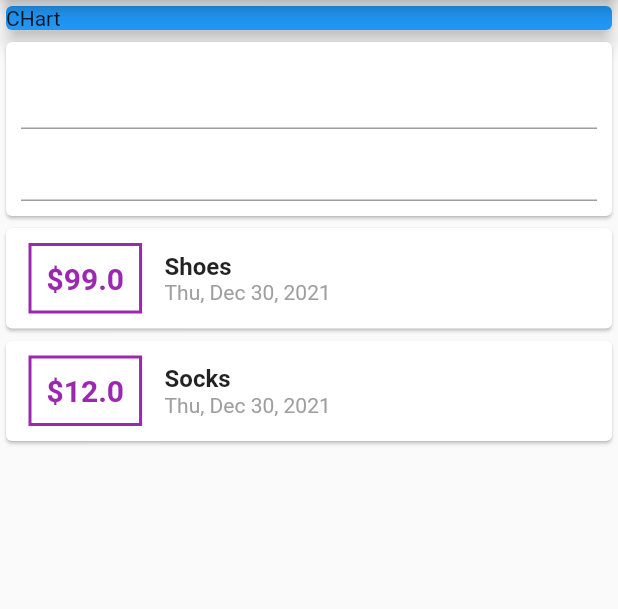
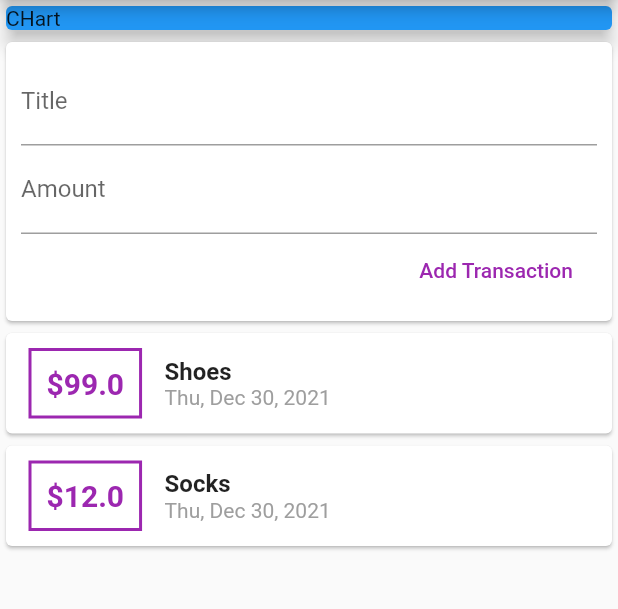
Before and after one commit to RajeshNaddy/Flutter-Demo-s, a Flutter app: the screen it shows after launch, on a phone screen of 412 x 824 dp, the part 84-693 px from its top. Run offline on Flutter 3.47's test engine with Material 2 defaults, Android fonts, the phone set to English and light mode, and no system bars.

Commit message:
widget seperation

```diff
--- a/expense_tracker/lib/main.dart
+++ b/expense_tracker/lib/main.dart
@@ -1,8 +1,10 @@
+import './widgets/new_transactions.dart';
+
+import './widgets/transaction_list.dart';
 import 'package:flutter/widgets.dart';
 
-import './transaction.dart';
+import 'models/transaction.dart';
 import 'package:flutter/material.dart';
-import 'package:intl/intl.dart';
 
 void main() {
   runApp(MaterialApp(
@@ -11,10 +13,11 @@ void main() {
 }
 
 class MyApp extends StatelessWidget {
-  List<Transaction> transactions = [
-    Transaction(id: 'id1', name: "Shoes", amount: 99.0, date: DateTime.now()),
-    Transaction(id: 'id2', name: "Socks", amount: 12.0, date: DateTime.now())
-  ];
+  // late String titleInput;
+  // late String amountInput;
+  final titleController = TextEditingController();
+  final amountController = TextEditingController();
+
   @override
   Widget build(BuildContext context) {
     return Scaffold(
@@ -32,53 +35,8 @@ class MyApp extends StatelessWidget {
               ),
               elevation: 5,
             ),
-            Card(
-              child: Container(
-                margin: EdgeInsets.all(10),
-                child: Column(
-                  children: [
-                    TextField(),
-                    TextField(),
-                  ],
-                ),
-              ),
-            ),
-            Column(
-              children: transactions
-                  .map((e) => Card(
-                          child: Row(
-                        children: [
-                          Container(
-                            child: Text('\$${e.amount}',
-                                style: TextStyle(
-                                    fontWeight: FontWeight.bold,
-                                    fontSize: 20,
-                                    color: Colors.purple)),
-                            margin: EdgeInsets.symmetric(
-                                vertical: 10, horizontal: 15),
-                            decoration: BoxDecoration(
-                                border:
-                                    Border.all(color: Colors.purple, width: 2)),
-                            padding: EdgeInsets.all(10),
-                          ),
-                          Column(
-                            crossAxisAlignment: CrossAxisAlignment.start,
-                            children: [
-                              Text(
-                                e.name,
-                                style: TextStyle(
-                                    fontSize: 16, fontWeight: FontWeight.bold),
-                              ),
-                              Text(
-                                DateFormat.yMMMEd().format(e.date),
-                                style: TextStyle(color: Colors.grey),
-                              )
-                            ],
-                          )
-                        ],
-                      )))
-                  .toList(),
-            )
+            NewTransactions(),
+            TransactionList()
           ],
         ),
       ),
--- /dev/null
+++ b/expense_tracker/lib/widgets/new_transactions.dart
@@ -0,0 +1,37 @@
+import 'package:flutter/material.dart';
+
+class NewTransactions extends StatelessWidget {
+  final titleController = TextEditingController();
+  final amountController = TextEditingController();
+
+  @override
+  Widget build(BuildContext context) {
+    return Card(
+      child: Container(
+        margin: EdgeInsets.all(10),
+        child: Column(
+          crossAxisAlignment: CrossAxisAlignment.end,
+          children: [
+            TextField(
+              decoration: InputDecoration(labelText: 'Title'),
+              // onChanged: (val) {
+              //   titleInput = val;
+              // },
+              controller: titleController,
+            ),
+            TextField(
+              decoration: InputDecoration(labelText: 'Amount'),
+              // onChanged: (val) => amountInput = val,
+              controller: amountController,
+            ),
+            FlatButton(
+              onPressed: () {},
+              child: Text('Add Transaction'),
+              textColor: Colors.purple,
+            )
+          ],
+        ),
+      ),
+    );
+  }
+}
--- /dev/null
+++ b/expense_tracker/lib/widgets/transaction_list.dart
@@ -0,0 +1,55 @@
+import '../models/transaction.dart';
+import 'package:flutter/material.dart';
+import 'package:intl/intl.dart';
+
+class TransactionList extends StatefulWidget {
+  const TransactionList({Key? key}) : super(key: key);
+
+  @override
+  _TransactionListState createState() => _TransactionListState();
+}
+
+class _TransactionListState extends State<TransactionList> {
+  final List<Transaction> _userTransactions = [
+    Transaction(id: 'id1', name: "Shoes", amount: 99.0, date: DateTime.now()),
+    Transaction(id: 'id2', name: "Socks", amount: 12.0, date: DateTime.now())
+  ];
+
+  @override
+  Widget build(BuildContext context) {
+    return Column(
+      children: _userTransactions
+          .map((e) => Card(
+                  child: Row(
+                children: [
+                  Container(
+                    child: Text('\$${e.amount}',
+                        style: TextStyle(
+                            fontWeight: FontWeight.bold,
+                            fontSize: 20,
+                            color: Colors.purple)),
+                    margin: EdgeInsets.symmetric(vertical: 10, horizontal: 15),
+                    decoration: BoxDecoration(
+                        border: Border.all(color: Colors.purple, width: 2)),
+                    padding: EdgeInsets.all(10),
+                  ),
+                  Column(
+                    crossAxisAlignment: CrossAxisAlignment.start,
+                    children: [
+                      Text(
+                        e.name,
+                        style: TextStyle(
+                            fontSize: 16, fontWeight: FontWeight.bold),
+                      ),
+                      Text(
+                        DateFormat.yMMMEd().format(e.date),
+                        style: TextStyle(color: Colors.grey),
+                      )
+                    ],
+                  )
+                ],
+              )))
+          .toList(),
+    );
+  }
+}
--- /dev/null
+++ b/expense_tracker/lib/widgets/user_transactions.dart
@@ -0,0 +1,34 @@
+import 'package:flutter/material.dart';
+import './new_transactions.dart';
+import './transaction_list.dart';
+import '../models/transaction.dart';
+
+import 'package:flutter/material.dart';
+
+class UserTransaction extends StatefulWidget {
+  @override
+  _UserTransactionState createState() => _UserTransactionState();
+}
+
+class _UserTransactionState extends State<UserTransaction> {
+  List<Transaction> userTransactions = [
+    Transaction(id: 'id1', name: "Shoes", amount: 99.0, date: DateTime.now()),
+    Transaction(id: 'id2', name: "Socks", amount: 12.0, date: DateTime.now())
+  ];
+
+  @override
+  Widget build(BuildContext context) {
+    return Column(
+      children: [NewTransactions(), TransactionList(userTransactions)],
+    );
+  }
+
+  void addNewTransactions(String name, double amount) {
+    final Transaction newTxn = Transaction(
+        id: DateTime.now().toString(),
+        name: name,
+        amount: amount,
+        date: DateTime.now());
+    userTransactions.add(newTxn);
+  }
+}
```
Also changed, not shown: expense_tracker/lib/models/transaction.dart (renamed from expense_tracker/lib/transaction.dart).
